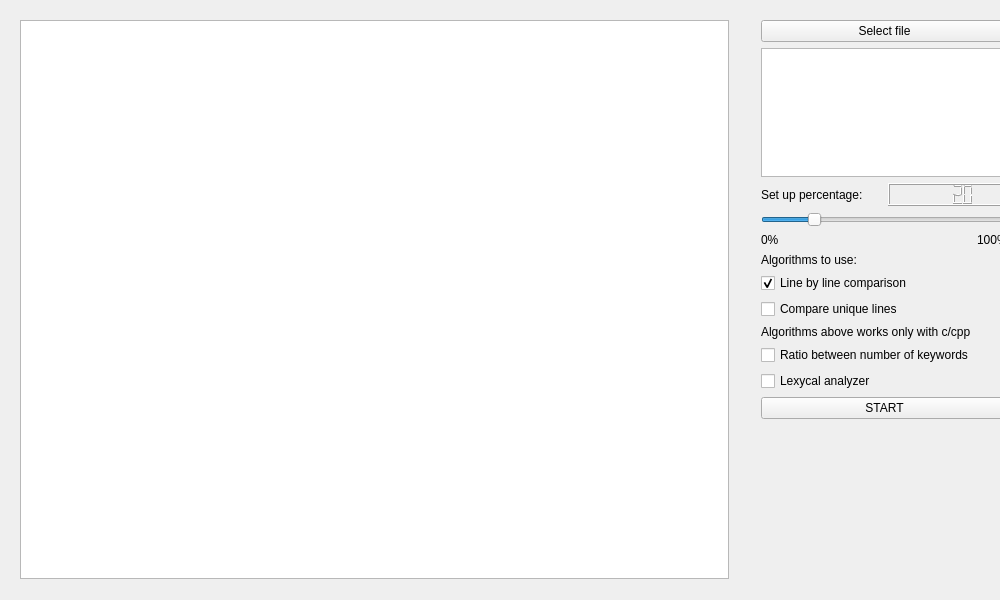
This is qt/plagiarism/mainwindow.ui in hamza95525/plagiarismDetection as Qt 5 draws it before an edit. The edited form follows.
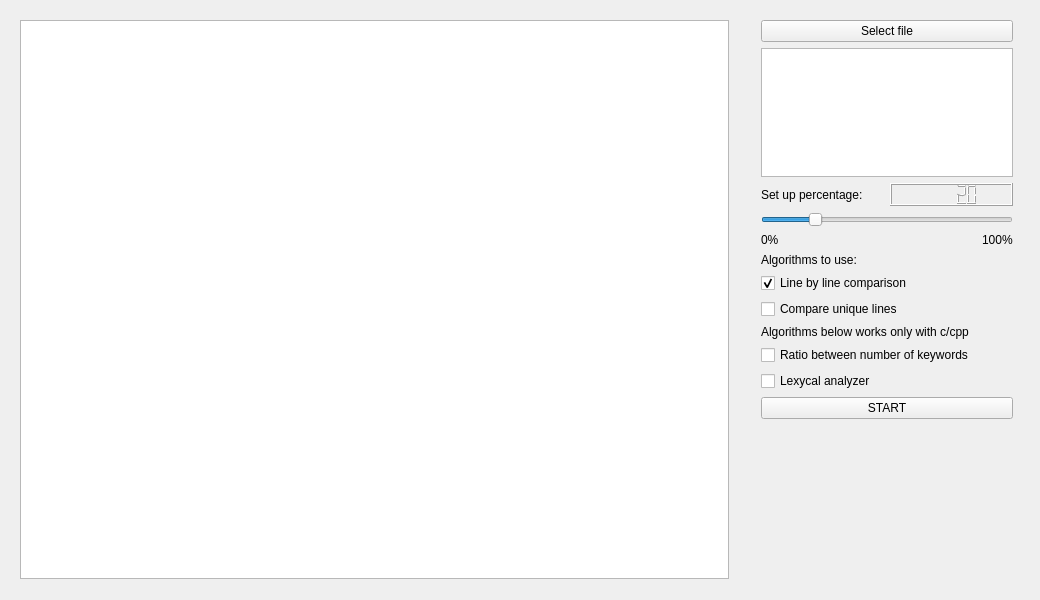
This is the edited form.

Diff of the .ui file:
```diff
--- a/qt/plagiarism/mainwindow.ui
+++ b/qt/plagiarism/mainwindow.ui
@@ -6,7 +6,7 @@
    <rect>
     <x>0</x>
     <y>0</y>
-    <width>1000</width>
+    <width>1040</width>
     <height>600</height>
    </rect>
   </property>
@@ -34,7 +34,7 @@
      <rect>
       <x>750</x>
       <y>9</y>
-      <width>269</width>
+      <width>274</width>
       <height>421</height>
      </rect>
     </property>
@@ -137,7 +137,7 @@
      <item>
       <widget class="QLabel" name="label_5">
        <property name="text">
-        <string>Algorithms above works only with c/cpp</string>
+        <string>Algorithms below works only with c/cpp</string>
        </property>
       </widget>
      </item>
```
